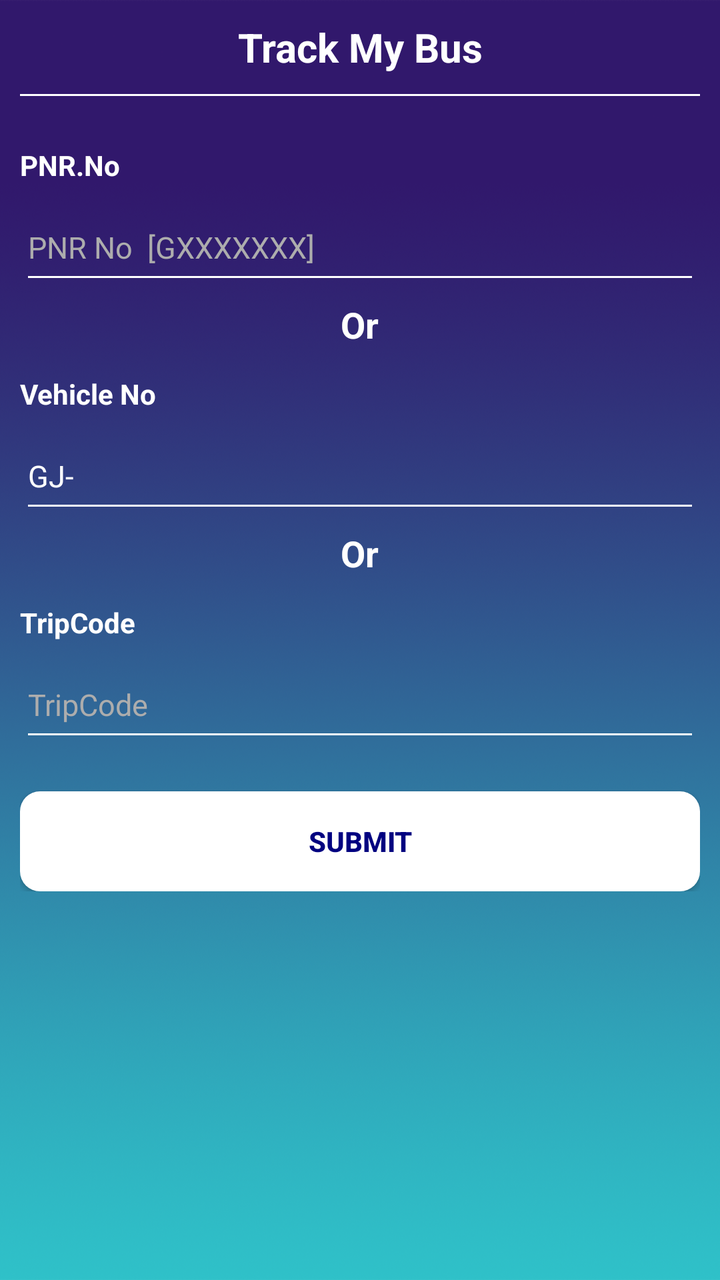
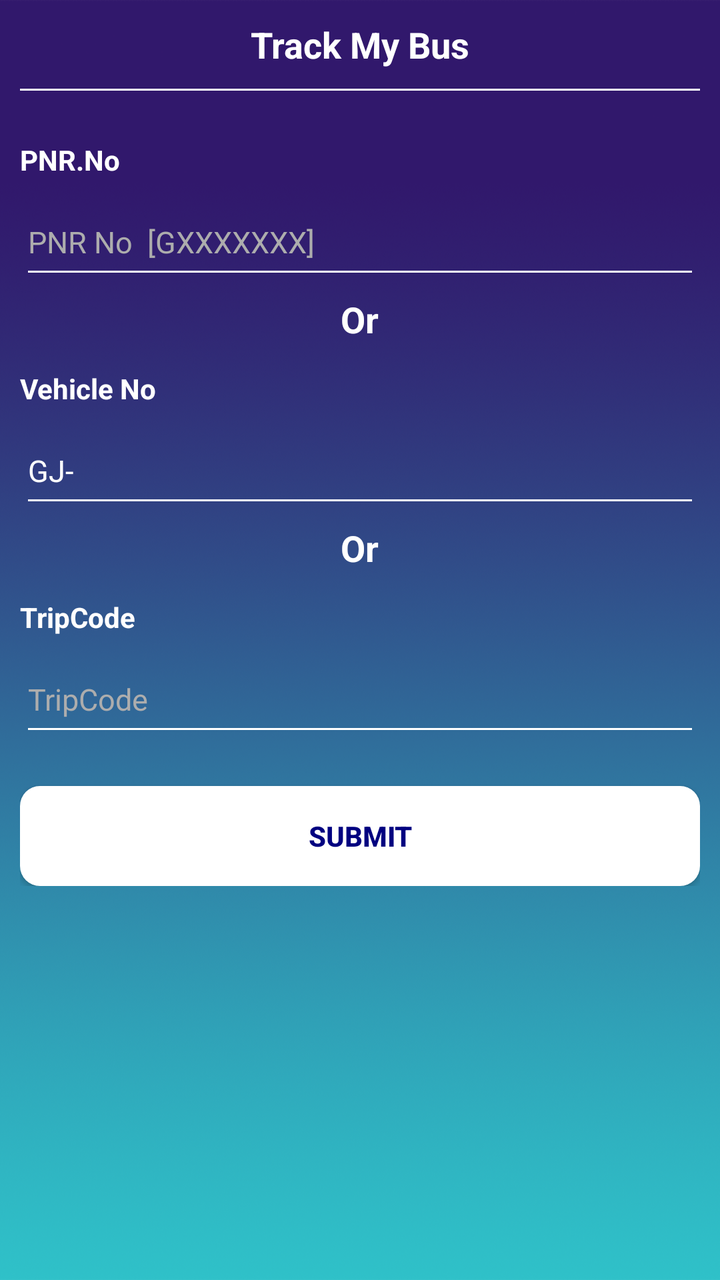

An Android layout rendered at two revisions. The XML below is the earlier revision; the diff shows what the commit changed to produce the second picture.
<!-- AndroidManifest.xml: application theme AppTheme.NoActionBar -->
<!-- res/layout/activity_track_my_bus_search.xml -->
<?xml version="1.0" encoding="utf-8"?>
<LinearLayout xmlns:android="http://schemas.android.com/apk/res/android"
    xmlns:app="http://schemas.android.com/apk/res-auto"
    xmlns:tools="http://schemas.android.com/tools"
    android:layout_width="match_parent"
    android:layout_height="match_parent"
    android:background="@drawable/background_img"
    android:orientation="vertical"
    android:padding="10dp"
    tools:context="com.gsrtc.mobileweb.ui.activities.track_mybus_native.TrackMyBusSearchActivity">

    <ScrollView
        android:layout_width="match_parent"
        android:layout_height="wrap_content"
        android:orientation="vertical">
        <LinearLayout
            android:layout_width="match_parent"
            android:layout_height="wrap_content"
            android:orientation="vertical">

            <TextView
                android:id="@+id/header_title"
                android:layout_width="match_parent"
                android:layout_height="wrap_content"
                android:text="Track My Bus"
                android:textSize="20dp"
                android:textStyle="bold"
                android:gravity="center"
                android:layout_marginBottom="10dp"
                android:textColor="@color/white"/>

            <View
                android:id="@+id/second"
                android:layout_width="match_parent"
                android:layout_height="1dp"
                android:layout_below="@+id/top"
                android:layout_marginBottom="15dp"
                android:background="@color/white" />

            <LinearLayout
                android:layout_width="match_parent"
                android:layout_height="wrap_content"
                android:orientation="vertical">
                <TextView
                    android:id="@+id/from"
                    android:layout_width="match_parent"
                    android:layout_height="wrap_content"
                    android:layout_marginTop="10dp"
                    android:gravity="left"
                    android:paddingBottom="5dp"
                    android:text="PNR.No"
                    android:textColor="@color/white"
                    android:textSize="14dp"
                    android:textStyle="bold" />

                <EditText
                    android:id="@+id/PnrNo"
                    android:layout_width="match_parent"
                    android:layout_height="50dp"
                    android:theme="@style/EditTextStyle"
                    android:textColor="@color/white"
                    android:textColorHint="@color/hint"
                    android:hint="PNR No  [GXXXXXXX]"
                    android:singleLine="true"
                    android:textSize="15sp" />

                <TextView
                    android:id="@+id/txt_or"
                    android:layout_width="wrap_content"
                    android:layout_height="wrap_content"
                    android:layout_gravity="center_horizontal"
                    android:layout_margin="3dp"
                    android:gravity="center_horizontal"
                    android:text="Or"
                    android:textColor="@color/white"
                    android:textSize="18dp"
                    android:textStyle="bold"/>
                <TextView
                    android:layout_width="match_parent"
                    android:layout_height="wrap_content"
                    android:layout_marginTop="10dp"
                    android:gravity="left"
                    android:paddingBottom="5dp"
                    android:text="Vehicle No"
                    android:textColor="@color/white"
                    android:textSize="14dp"
                    android:textStyle="bold" />

                <AutoCompleteTextView
                    android:id="@+id/VehicleNo"
                    android:layout_width="match_parent"
                    android:layout_height="50dp"
                    android:theme="@style/EditTextStyle"
                    android:textColor="@color/white"
                    android:textColorHint="@color/hint"
                    android:inputType="textEmailAddress"
                    android:singleLine="true"
                    android:text="GJ-"
                    android:textSize="15sp" />

                <TextView
                    android:id="@+id/txt_or_one"
                    android:layout_width="wrap_content"
                    android:layout_height="wrap_content"
                    android:layout_gravity="center_horizontal"
                    android:layout_margin="3dp"
                    android:gravity="center_horizontal"
                    android:text="Or"
                    android:textColor="@color/white"
                    android:textSize="18dp"
                    android:textStyle="bold"/>
                <TextView

                    android:layout_width="match_parent"
                    android:layout_height="wrap_content"
                    android:layout_marginTop="10dp"
                    android:gravity="left"
                    android:paddingBottom="5dp"
                    android:text="TripCode"
                    android:textColor="@color/white"
                    android:textSize="14dp"
                    android:textStyle="bold" />
                <EditText
                    android:id="@+id/tripcode"
                    android:layout_width="match_parent"
                    android:layout_height="50dp"
                    android:hint="TripCode"
                    android:theme="@style/EditTextStyle"
                    android:textColor="@color/white"
                    android:textColorHint="@color/hint"
                    android:singleLine="true"
                    android:layout_marginBottom="10dp"
                    android:textSize="15sp" />


            </LinearLayout>

            <Button
                android:id="@+id/submit"
              android:background="@drawable/btn_shape"
                android:layout_width="match_parent"
                android:layout_height="50dp"
                android:layout_marginTop="10dp"
                android:text="Submit"
                android:textStyle="bold"
                android:textColor="@color/naviy" />

            <androidx.recyclerview.widget.RecyclerView
                android:id="@+id/history_search_results_recycler_view"
                android:layout_marginTop="10dp"
                android:layout_marginBottom="10dp"
                android:visibility="gone"
                android:layout_width="match_parent"
                android:layout_height="match_parent">
            </androidx.recyclerview.widget.RecyclerView>

            <Button
                android:id="@+id/mapbtn"
                style="@style/Gsrtc_Button_orangeBtn"
                android:layout_width="300dp"
                android:layout_height="50dp"
                android:layout_marginTop="10dp"
                android:textAllCaps="false"
                android:text="VIEW in MAP"
                android:textStyle="bold"
                android:visibility="gone"
                android:layout_gravity="center"
                android:textColor="@color/white" />

        </LinearLayout>
    </ScrollView>

</LinearLayout>
<!-- resources referenced by this layout -->
<resources>
  <color name="hint"> #adadad</color>
  <color name="naviy">#000080</color>
  <color name="white">#FFFFFF</color>
  <!-- drawable background_img: png bitmap (drawable-sw720dp, 391260 bytes) -->
  <!-- drawable btn_shape (drawable) -->
  <?xml version="1.0" encoding="utf-8"?>
  <selector xmlns:android="http://schemas.android.com/apk/res/android">
      <item>
          <shape android:shape="rectangle">
              <solid android:color="@color/white" />
              <corners android:radius="10dp"/>
          </shape>
      </item>
  </selector>
  <style name="EditTextStyle">
          <item name="colorAccent">@color/white</item>
          <item name="colorControlNormal">@color/white</item>
          <item name="colorControlActivated">@color/white</item>
      </style>
  <style name="Gsrtc_Button_orangeBtn">
          <item name="android:background">@drawable/search_input_btn_new</item>
          <item name="android:textColor">#FFF</item>
          <item name="android:padding">8dp</item>
          <item name="android:textSize">16sp</item>
      </style>
  <style name="AppTheme.NoActionBar">
          <item name="windowActionBar">false</item>
          <item name="windowNoTitle">true</item>
      </style>
  <!-- drawable search_input_btn_new (drawable) -->
  <?xml version="1.0" encoding="utf-8"?>
  <selector xmlns:android="http://schemas.android.com/apk/res/android">
      <item>
          <shape>
              <solid android:color="@color/blue"/>
              <corners
                  android:bottomRightRadius="8sp"
                  android:bottomLeftRadius="8sp"
                  android:topLeftRadius="8sp"
                  android:topRightRadius="8sp"/>
              <gradient
                  android:startColor="@color/blue"
                  android:centerColor="@color/blue"
                  android:endColor="@color/blue"
                  android:angle="270" />
          </shape>
      </item>
  </selector>
  <color name="blue">#0000FF</color>
</resources>

<!-- the commit's change to res/layout/activity_track_my_bus_search.xml (unified diff, before → after) -->
@@ -23,7 +23,7 @@
                 android:layout_width="match_parent"
                 android:layout_height="wrap_content"
                 android:text="Track My Bus"
-                android:textSize="20dp"
+                android:textSize="18dp"
                 android:textStyle="bold"
                 android:gravity="center"
                 android:layout_marginBottom="10dp"
